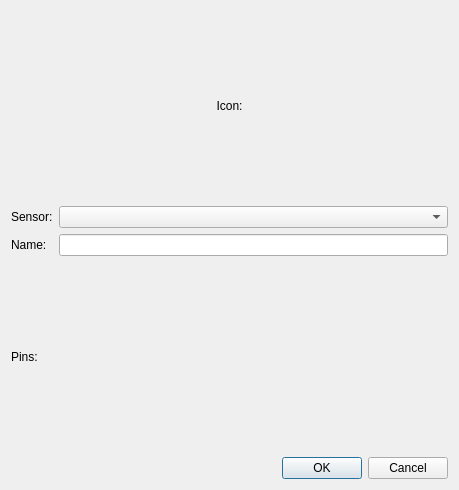
This is addsensor.ui in SimiThePro/SensorenAppQT as Qt 5 draws it before an edit. The edited form follows.
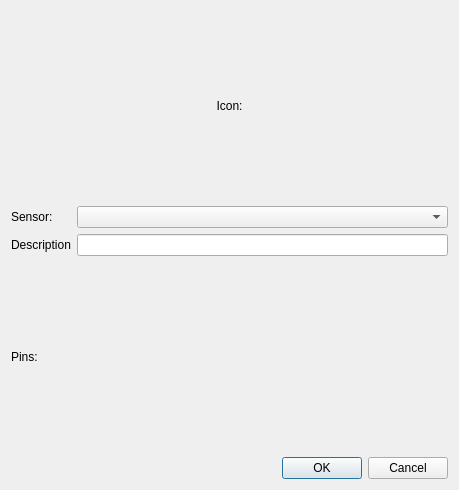
This is the edited form.

```diff
--- a/addsensor.ui
+++ b/addsensor.ui
@@ -37,7 +37,7 @@
    <item row="2" column="0">
     <widget class="QLabel" name="label_2">
      <property name="text">
-      <string>Name:</string>
+      <string>Description</string>
      </property>
     </widget>
    </item>
```
Left out of the diff: 2 changed lines with no effect on the pictures.
